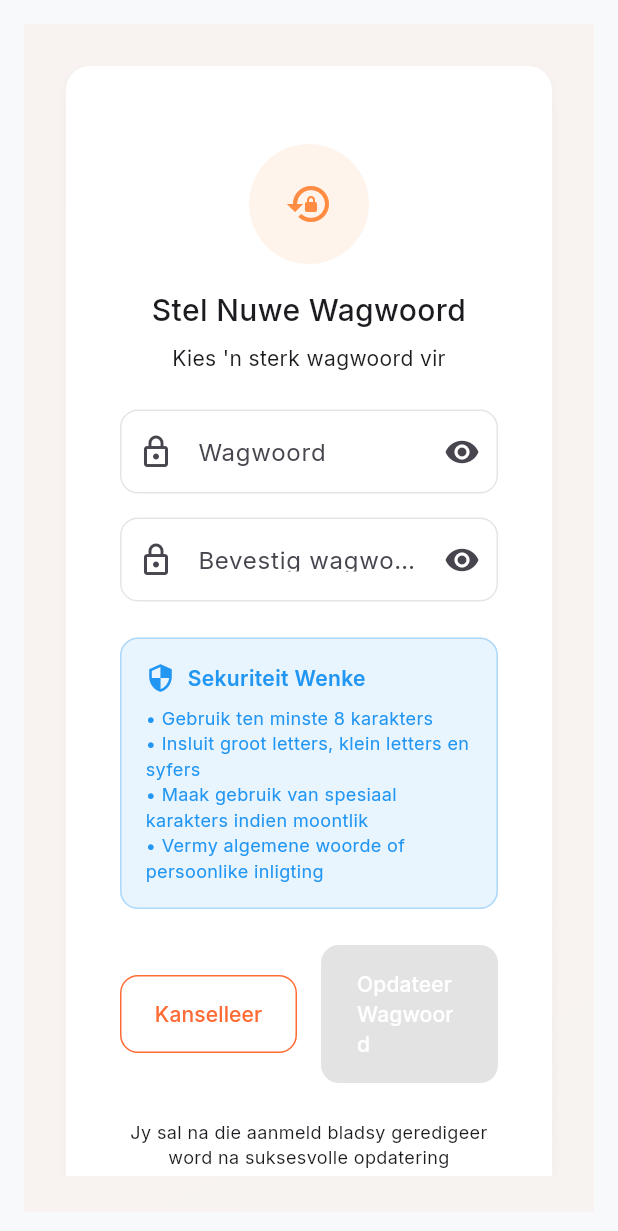
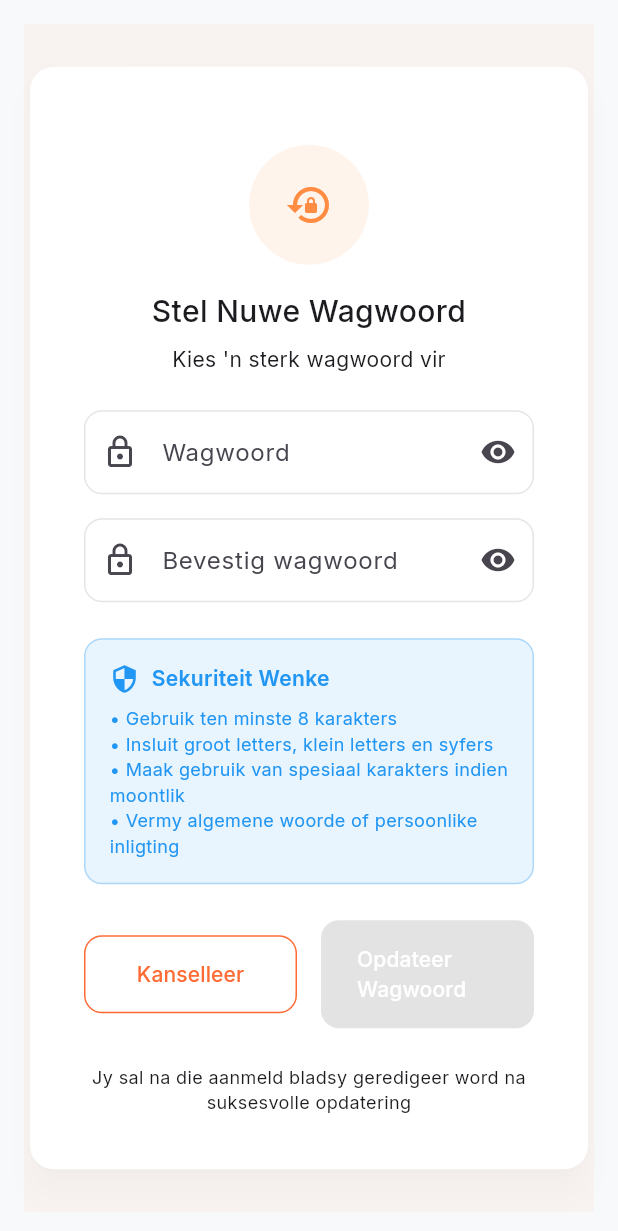
Before and after one commit to reebedmichael/Capstone, a Flutter app: the WagwoordHerstelPage screen opened by its route, on a phone screen of 412 x 824 dp. Shown: the top 1231 px of the screen. Run offline on Flutter 3.47's test engine with Material 3 defaults, Android fonts, the phone set to English and light mode, and no system bars; our stand-ins replace file_picker, firebase_core, firebase_messaging, fl_chart, flutter_dotenv, flutter_feather_icons and 13 more; missing offline and left inert: app_settings, dart:html, mobile_scanner; accounts and stored records are empty.

Commit message:
UI update: Improved Admin password reset

```diff
--- a/apps/admin_web/lib/features/auth/presentation/wagwoord_herstel_page.dart
+++ b/apps/admin_web/lib/features/auth/presentation/wagwoord_herstel_page.dart
@@ -152,15 +152,36 @@ class _WagwoordHerstelPageState extends ConsumerState<WagwoordHerstelPage> {
     }
   }
 
+  // Helper that returns the full-screen gradient container wrapping the given child
+  Widget _fullBackgroundScaffold({required Widget child}) {
+    return Scaffold(
+      body: Container(
+        width: double.infinity,
+        height: double.infinity,
+        decoration: BoxDecoration(
+          gradient: LinearGradient(
+            colors: [
+              AppColors.primary.withValues(alpha: 0.05),
+              AppColors.secondary.withValues(alpha: 0.05),
+            ],
+            begin: Alignment.topLeft,
+            end: Alignment.bottomRight,
+          ),
+        ),
+        child: child,
+      ),
+    );
+  }
+
   @override
   Widget build(BuildContext context) {
     final isLoading = ref.watch(authLoadingProvider);
     final isFormValid = ref.watch(passwordFormValidProvider);
 
     if (_isCheckingSession) {
-      // Show loading while checking the session
-      return Scaffold(
-        body: Center(
+      // Show loading while checking the session with full background
+      return _fullBackgroundScaffold(
+        child: Center(
           child: Column(
             mainAxisAlignment: MainAxisAlignment.center,
             children: [
@@ -179,9 +200,9 @@ class _WagwoordHerstelPageState extends ConsumerState<WagwoordHerstelPage> {
     }
 
     if (!_isPasswordVerified) {
-      // Show loading while verifying the session
-      return Scaffold(
-        body: Center(
+      // Show message while verifying the session with full background
+      return _fullBackgroundScaffold(
+        child: Center(
           child: Column(
             mainAxisAlignment: MainAxisAlignment.center,
             children: [
@@ -199,24 +220,11 @@ class _WagwoordHerstelPageState extends ConsumerState<WagwoordHerstelPage> {
       );
     }
 
-    return Scaffold(
-      body: Center(
-        child: Container(
-          width: 600.0,
-          height: double.infinity,
-          padding: const EdgeInsets.all(Spacing.screenHPad),
-          decoration: BoxDecoration(
-            gradient: LinearGradient(
-              colors: [
-                AppColors.primary.withValues(alpha: 0.05),
-                AppColors.secondary.withValues(alpha: 0.05),
-              ],
-              begin: Alignment.topLeft,
-              end: Alignment.bottomRight,
-            ),
-          ),
+    return _fullBackgroundScaffold(
       child: Center(
         child: SingleChildScrollView(
+          child: ConstrainedBox(
+            constraints: const BoxConstraints(maxWidth: 600),
             child: Card(
               elevation: 8,
               shadowColor: AppColors.shadow,
@@ -283,9 +291,7 @@ class _WagwoordHerstelPageState extends ConsumerState<WagwoordHerstelPage> {
                       decoration: BoxDecoration(
                         color: Colors.blue.withOpacity(0.1),
                         borderRadius: BorderRadius.circular(12),
-                          border: Border.all(
-                            color: Colors.blue.withOpacity(0.3),
-                          ),
+                        border: Border.all(color: Colors.blue.withOpacity(0.3)),
                       ),
                       child: Column(
                         crossAxisAlignment: CrossAxisAlignment.start,
@@ -338,9 +344,7 @@ class _WagwoordHerstelPageState extends ConsumerState<WagwoordHerstelPage> {
                               shape: RoundedRectangleBorder(
                                 borderRadius: BorderRadius.circular(12),
                               ),
-                                padding: const EdgeInsets.symmetric(
-                                  vertical: 16,
-                                ),
+                              padding: const EdgeInsets.symmetric(vertical: 16),
                             ),
                             child: Text(
                               'Kanselleer',
@@ -380,7 +384,6 @@ class _WagwoordHerstelPageState extends ConsumerState<WagwoordHerstelPage> {
           ),
         ),
       ),
-      ),
     );
   }
 }
```
Lines whose indentation alone changed are shown as unchanged.
